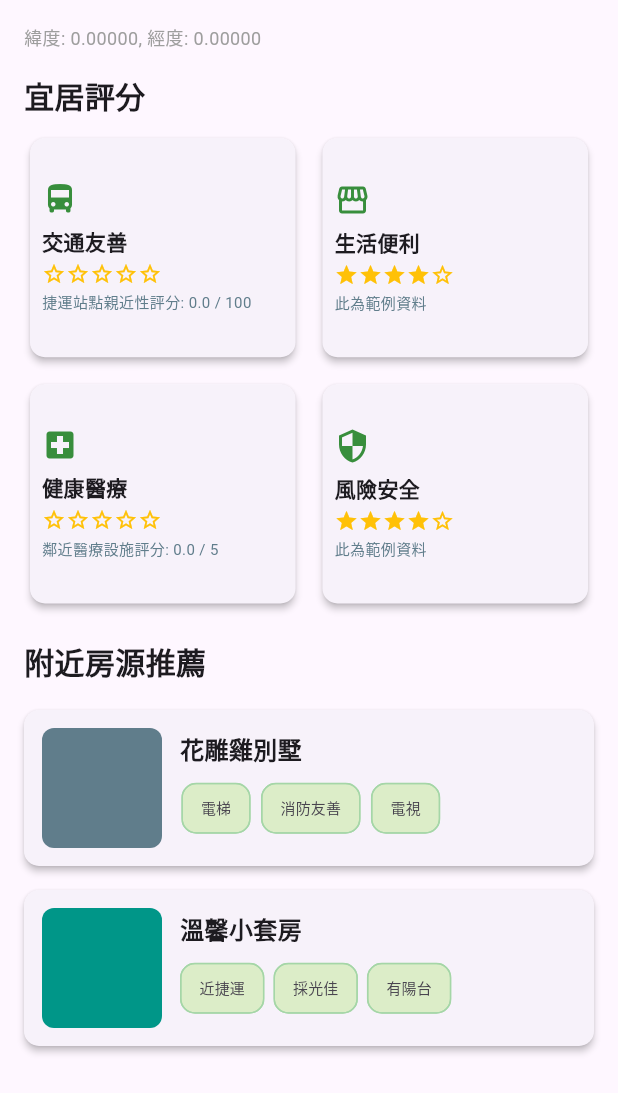
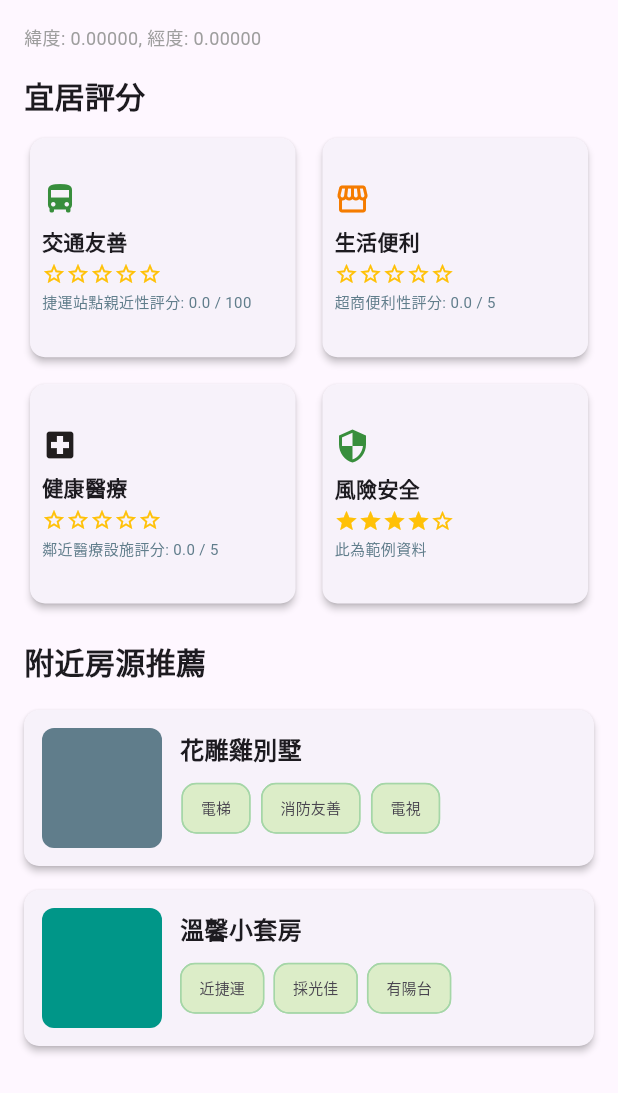
Before and after one commit to devjamGoogleCloud1/rent_right_place, a Flutter app: the LivabilityScoreWidget widget shown alone on an empty page, opened directly with empty values, on a phone screen of 412 x 824 dp. Shown: the top 1093 px of the screen. Run offline on Flutter 3.47's test engine with Material 3 defaults, Android fonts, the phone set to English and light mode, and no system bars; our stand-ins replace firebase_core, geocoding, google_maps_flutter; accounts and stored records are empty; generated files the repository leaves out were written again.

Commit message:
超商的指數指數

```diff
--- a/lib/widgets/livability_score_widget.dart
+++ b/lib/widgets/livability_score_widget.dart
@@ -29,10 +29,10 @@ class LivabilityScoreWidget extends StatelessWidget {
     },
     {
       'name': '生活便利',
-      'score': 4,
+      'score': transportationScore.round(), // Updated to use actual score
       'maxScore': 5,
       'icon': Icons.storefront,
-      'details': '此為範例資料',
+      'details': '超商便利性評分: ${transportationScore.toStringAsFixed(1)} / 5',
     },
     {
       'name': '健康醫療',
@@ -121,9 +121,13 @@ class LivabilityScoreWidget extends StatelessWidget {
                     children: [
                       Icon(
                         category['icon'],
-                        color: Colors.green[700],
+                        color: category['name'] == '生活便利'
+                            ? Colors.orange[700]
+                            : category['name'] == '健康醫療'
+                            ? const Color.fromARGB(255, 33, 30, 30)
+                            : Colors.green[700],
                         size: 24,
-                      ), // Reduced icon size
+                      ), // Updated icon colors for different categories
                       const SizedBox(height: 6.0),
                       Text(
                         category['name'],
--- a/pubspec.yaml
+++ b/pubspec.yaml
@@ -24,3 +24,4 @@ flutter:
   assets:
     - assets/TpeMrtStations_TWD97_FIDCODE.json
     - assets/taipei_medical_facilities.json # Added this line
+    - assets/family_store.json
```
Also changed, not shown: lib/screens/map_screen.dart (+34 -2 lines), lib/services/store_score_service.dart (added, +56 -0 lines), lib/utils/location_utils.dart (+14 -0 lines).
